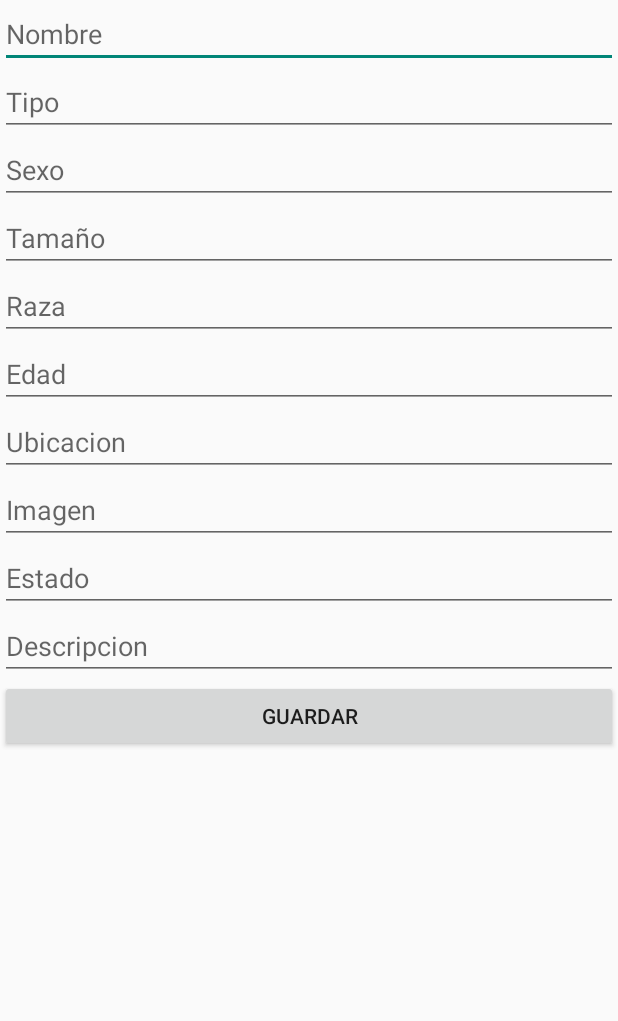
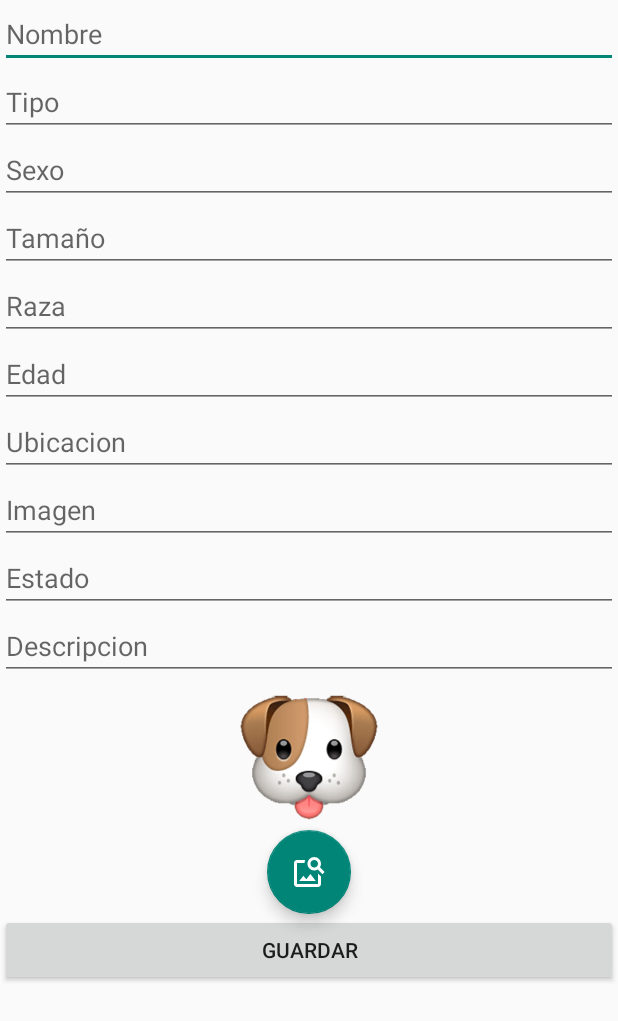
Before and after one commit to NayarithRoa/PetAPPv2, an Android app: the layout activity_registro_mascota.xml on its own in the app's theme, with its tools: preview values and no code run, on a phone screen of 412 x 824 dp. Shown: the top 1021 px of the screen. Run offline under Robolectric (Android 15) with nearby library versions, the phone set to English and light mode, and no system bars.

Commit message:
muestra listado de mascotas

```diff
--- a/app/src/main/java/com/example/petappv2/Adapters/ListaMascotasAdapter.java
+++ b/app/src/main/java/com/example/petappv2/Adapters/ListaMascotasAdapter.java
@@ -37,9 +37,10 @@ public class ListaMascotasAdapter extends RecyclerView.Adapter<ListaMascotasAdap
     public void onBindViewHolder(@NonNull ListaMascotasAdapter.ViewHolder viewHolder, int position) {
         viewHolder.nombre.setText(listaMascotas.get(position).getNombre());
         viewHolder.ubicacion.setText(listaMascotas.get(position).getUbicacion());
+        Glide.with(viewHolder.itemView.getContext()).load(listaMascotas.get(position).getImagen()).into(viewHolder.foto);
 
-        int drawableReourceId=viewHolder.itemView.getContext().getResources().getIdentifier(listaMascotas.get(position).getImagen(),"drawable",viewHolder.itemView.getContext().getPackageName());
-        Glide.with(viewHolder.itemView.getContext()).load("https://loremflickr.com/320/240").into(viewHolder.foto);
+        /*int drawableReourceId=viewHolder.itemView.getContext().getResources().getIdentifier(listaMascotas.get(position).getImagen(),"drawable",viewHolder.itemView.getContext().getPackageName());
+        Glide.with(viewHolder.itemView.getContext()).load("https://loremflickr.com/320/240").into(viewHolder.foto);*/
     }
 
     @Override
--- a/app/src/main/java/com/example/petappv2/DB/DBHelper.java
+++ b/app/src/main/java/com/example/petappv2/DB/DBHelper.java
@@ -24,7 +24,7 @@ public class DBHelper extends SQLiteOpenHelper {
             " RAZA TEXT NOT NULL," +
             " EDAD INT NOT NULL," +
             " UBICACION TEXT NOT NULL," +
-            " IMAGEN TEXT NOT NULL," +
+            " IMAGEN BLOB," +
             " FECHA TEXT NOT NULL," +
             " ESTADO TEXT NOT NULL," +
             " DESCRIPCION TEXT NOT NULL," +
--- /dev/null
+++ b/app/src/main/res/drawable/ic_delete.xml
@@ -0,0 +1,5 @@
+<vector android:height="24dp" android:tint="#D5D5DA"
+    android:viewportHeight="24" android:viewportWidth="24"
+    android:width="24dp" xmlns:android="http://schemas.android.com/apk/res/android">
+    <path android:fillColor="@android:color/white" android:pathData="M6,19c0,1.1 0.9,2 2,2h8c1.1,0 2,-0.9 2,-2V7H6v12zM19,4h-3.5l-1,-1h-5l-1,1H5v2h14V4z"/>
+</vector>
--- /dev/null
+++ b/app/src/main/res/drawable/image_search.xml
@@ -0,0 +1,5 @@
+<vector android:height="24dp" android:tint="#FFFFFF"
+    android:viewportHeight="24" android:viewportWidth="24"
+    android:width="24dp" xmlns:android="http://schemas.android.com/apk/res/android">
+    <path android:fillColor="@android:color/white" android:pathData="M18,13v7L4,20L4,6h5.02c0.05,-0.71 0.22,-1.38 0.48,-2L4,4c-1.1,0 -2,0.9 -2,2v14c0,1.1 0.9,2 2,2h14c1.1,0 2,-0.9 2,-2v-5l-2,-2zM16.5,18h-11l2.75,-3.53 1.96,2.36 2.75,-3.54zM19.3,8.89c0.44,-0.7 0.7,-1.51 0.7,-2.39C20,4.01 17.99,2 15.5,2S11,4.01 11,6.5s2.01,4.5 4.49,4.5c0.88,0 1.7,-0.26 2.39,-0.7L21,13.42 22.42,12 19.3,8.89zM15.5,9C14.12,9 13,7.88 13,6.5S14.12,4 15.5,4 18,5.12 18,6.5 16.88,9 15.5,9z"/>
+</vector>
--- a/app/src/main/res/layout/activity_registro_mascota.xml
+++ b/app/src/main/res/layout/activity_registro_mascota.xml
@@ -64,10 +64,27 @@
         android:layout_height="wrap_content"
         android:hint="Descripcion" />
 
+
+
+    <ImageView
+        android:id="@+id/sr_image"
+        android:layout_width="100dp"
+        android:layout_height="100dp"
+        android:src="@drawable/dog"
+        android:layout_gravity="center"
+        android:scaleType="centerCrop"/>
+
+    <com.google.android.material.floatingactionbutton.FloatingActionButton
+        android:id="@+id/selectImage"
+        android:layout_width="match_parent"
+        android:layout_height="wrap_content"
+        android:layout_gravity="center"
+        android:clickable="true"
+        android:src="@drawable/image_search" />
+
     <Button
         android:id="@+id/btnGuardar1"
         android:layout_width="match_parent"
         android:layout_height="wrap_content"
         android:text="Guardar" />
-
 </LinearLayout>
```
Also changed, not shown: app/src/main/AndroidManifest.xml (+11 -6 lines), app/src/main/java/com/example/petappv2/DB/DBMascotas.java (+14 -3 lines), app/src/main/java/com/example/petappv2/DB/DBPersonas.java (+17 -0 lines), app/src/main/java/com/example/petappv2/DB/Mascotas.java (+4 -4 lines), app/src/main/java/com/example/petappv2/MainActivity.java (+20 -2 lines), app/src/main/java/com/example/petappv2/RegistroMascota.java (+75 -3 lines), app/src/main/java/com/example/petappv2/VerMascota.java (+25 -0 lines), app/src/main/res/layout/activity_ver_mascota.xml (+10 -0 lines), app/src/main/res/drawable/dog.png (added).
